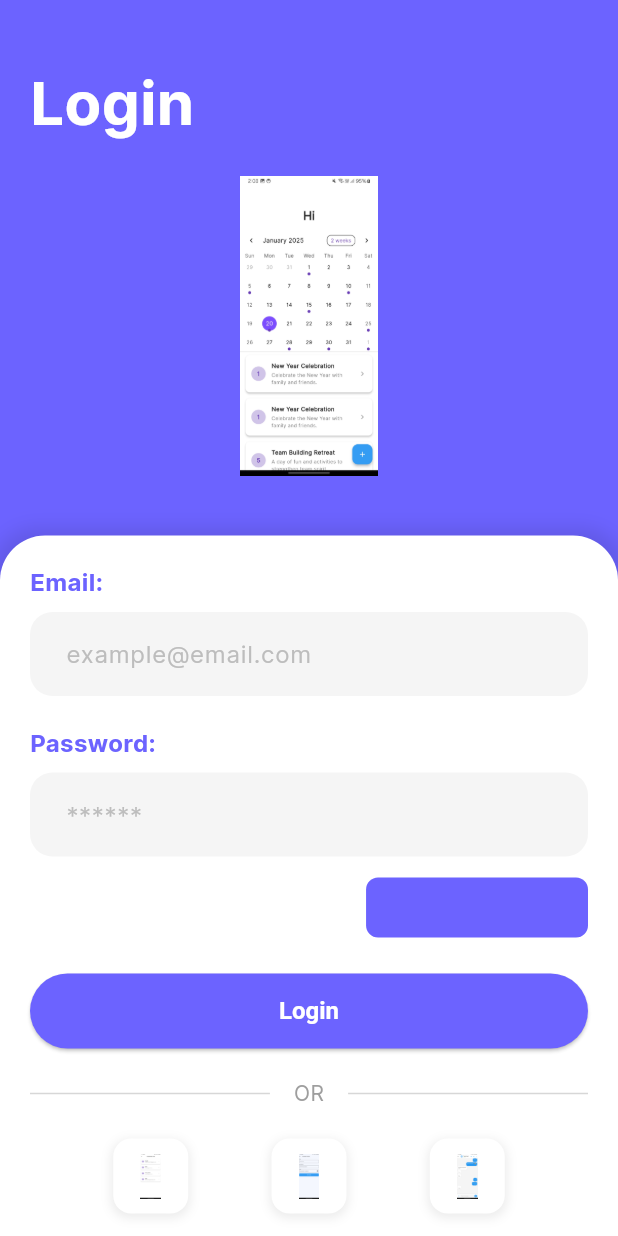
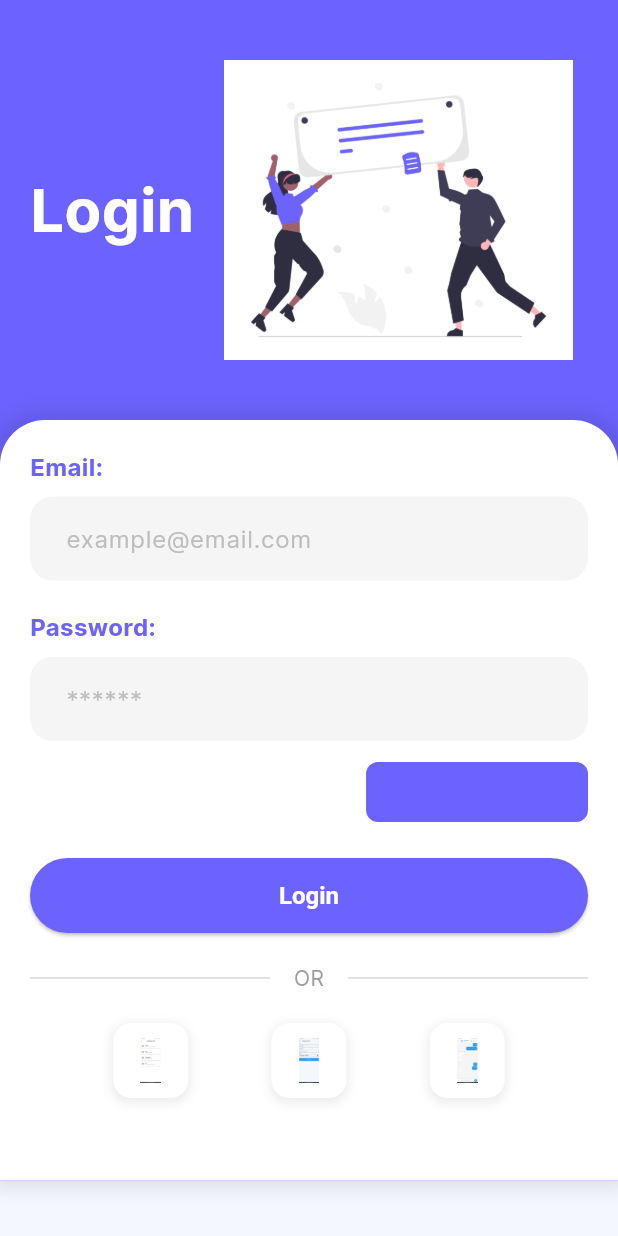
Before and after one commit to 919Umesh/Chat_App, a Flutter app: the screen it shows after launch, on a phone screen of 412 x 824 dp. Run offline on Flutter 3.47's test engine with Material 3 defaults, Android fonts, the light colour scheme and no system bars; drawn by our look-alikes of flutter_form_builder; our stand-ins replace connectivity_plus, dio, fluttertoast, font_awesome_flutter, get, icons_plus and 4 more; missing offline and left inert: dio_cache_interceptor.

Commit message:
New Login

```diff
--- a/lib/Screens/loginLocal/login_screen.dart
+++ b/lib/Screens/loginLocal/login_screen.dart
@@ -331,9 +331,11 @@ class LoginLocalPage extends GetView<LoginLocalController> {
               crossAxisAlignment: CrossAxisAlignment.start,
               children: [
                 const SizedBox(height: 40),
-                _buildHeader(),
-                const SizedBox(height: 20),
-                _buildIllustration(),
+                Row(
+                  children: [_buildHeader(),
+                    const SizedBox(width: 20),
+                    _buildIllustration(),],
+                ),
                 const SizedBox(height: 20),
                 _buildLoginForm(context),
               ],
@@ -361,7 +363,7 @@ class LoginLocalPage extends GetView<LoginLocalController> {
   Widget _buildIllustration() {
     return Center(
       child: Image.asset(
-        'assets/images/get1.jpg',
+        'assets/images/login.png',
         height: 200,
       ),
     );
@@ -400,6 +402,7 @@ class LoginLocalPage extends GetView<LoginLocalController> {
             _buildLoginButton(),
             const SizedBox(height: 20),
             _buildSocialLogin(),
+            const SizedBox(height: 35),
           ],
         ),
       ),
```
